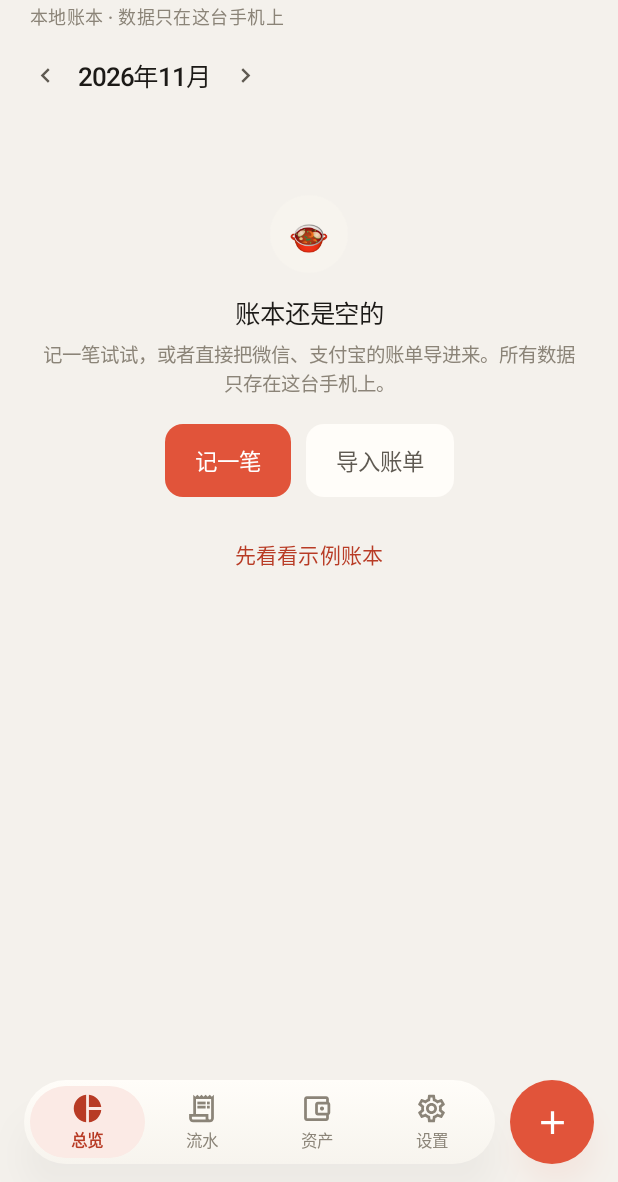
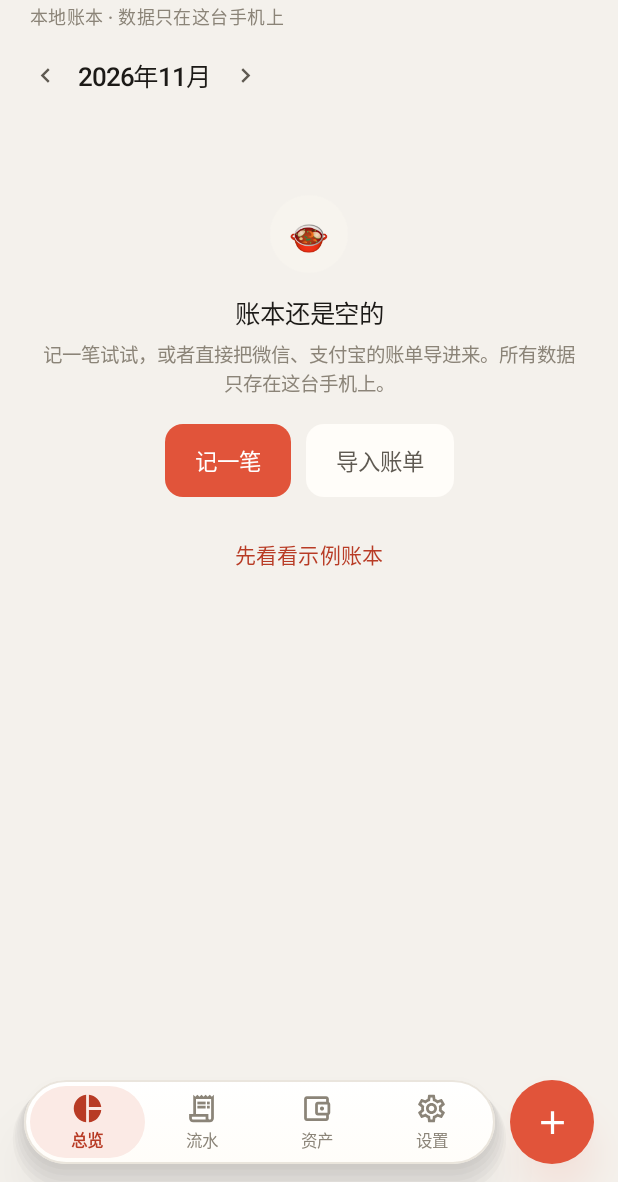
Before and after one commit to TankNee/stockpot-android, an Android app built with Jetpack Compose: the screen it shows after launch (MainActivity), on a phone screen of 412 x 824 dp, the part 54-1236 px from its top. Run offline under Robolectric (Android 15) with nearby library versions, the phone set to English and light mode, and no system bars.

Commit message:
0.8.4：底栏补上色差、描边与投影，不再融进背景
- 渐变收尾原来是 panel2，而 panel2(#F7F4EE) 几乎等于 canvas(#F4F1EC)：
  胶囊下半截和页面同色，看着像没边界。浅色改成 纯白→panel，深色 panel2→panel，
  整体比 canvas 高一档
- 系统 elevation 在米白底上太淡，补一层 drawBehind 手绘的柔和投影
  （5 层递减排布的圆角矩形，往下偏），配合 elevation 18dp、spot 26% / ambient 14%
- 加一圈 1dp 的 line 色描边（深色用 lineStrong），把轮廓勾住，避免低对比下糊成一片
- 加号投影从 10dp/35% 提到 14dp/45%

```diff
--- a/app/build.gradle.kts
+++ b/app/build.gradle.kts
@@ -23,8 +23,8 @@ android {
         applicationId = "cn.neeto.stockpot"
         minSdk = 26
         targetSdk = 35
-        versionCode = 13
-        versionName = "0.8.3"
+        versionCode = 14
+        versionName = "0.8.4"
         vectorDrawables.useSupportLibrary = true
     }
 
--- a/app/src/main/java/cn/neeto/stockpot/ui/PotRoot.kt
+++ b/app/src/main/java/cn/neeto/stockpot/ui/PotRoot.kt
@@ -17,6 +17,7 @@ import androidx.compose.animation.slideOutHorizontally
 import androidx.compose.animation.slideOutVertically
 import androidx.compose.animation.togetherWith
 import androidx.compose.foundation.background
+import androidx.compose.foundation.border
 import androidx.compose.foundation.clickable
 import androidx.compose.foundation.layout.Arrangement
 import androidx.compose.foundation.layout.Box
@@ -65,10 +66,16 @@ import androidx.compose.runtime.setValue
 import androidx.compose.ui.Alignment
 import androidx.compose.ui.Modifier
 import androidx.compose.ui.draw.clip
+import androidx.compose.ui.draw.drawBehind
 import androidx.compose.ui.graphics.graphicsLayer
 import androidx.compose.ui.draw.shadow
+import androidx.compose.ui.geometry.CornerRadius
+import androidx.compose.ui.geometry.Offset
+import androidx.compose.ui.geometry.Size
 import androidx.compose.ui.graphics.Brush
 import androidx.compose.ui.graphics.Color
+import androidx.compose.ui.graphics.drawscope.DrawScope
+import androidx.compose.ui.graphics.luminance
 import androidx.compose.ui.graphics.vector.ImageVector
 import androidx.compose.ui.unit.IntOffset
 import androidx.compose.ui.text.font.FontWeight
@@ -708,6 +715,27 @@ private val PotBarHeight = 56.dp
 private val PotBarInset = 4.dp
 private val PotBarShape = RoundedCornerShape(percent = 50)
 
+/**
+ * 手绘的柔和投影：叠几层半透明圆角矩形，越往外越淡、越往下偏。
+ * 米白底上系统 elevation 的阴影本来就淡，再被背景一压就更看不出来了，
+ * 补这一层才有「浮在内容上」的感觉。深色主题黑压黑没意义，交给填充和描边。
+ */
+private fun DrawScope.drawSoftShadow(light: Boolean) {
+    if (!light) return
+    val radius = size.height / 2f
+    // 从最大的画到最小的，小的叠上去，越靠近壳体越浓
+    for (i in 5 downTo 1) {
+        val grow = i * 1.5.dp.toPx()
+        val drop = i * 1.25.dp.toPx()
+        drawRoundRect(
+            color = Color.Black.copy(alpha = 0.022f),
+            topLeft = Offset(-grow, -grow * 0.3f + drop),
+            size = Size(size.width + grow * 2, size.height + grow * 2),
+            cornerRadius = CornerRadius(radius + grow),
+        )
+    }
+}
+
 @Composable
 private fun PotBottomBar(
     selected: String,
@@ -742,6 +770,12 @@ private fun PotBottomBar(
         animationSpec = tween(durationMillis = if (showAdd) 160 else 90),
         label = "addAlpha",
     )
+    // 胶囊要比页面底色明显亮一档才浮得起来。浅色下是纯白→panel（#FFFDF9），
+    // 深色下是 panel2→panel，都比 canvas 高一档；之前拿 panel2 收尾，
+    // 而 panel2 几乎等于 canvas，下半截就融进背景了。
+    val light = colors.canvas.luminance() > 0.5f
+    val barTop = if (light) Color.White else colors.panel2
+    val barBottom = if (light) colors.panel else colors.panel
     Row(
         modifier = modifier
             .fillMaxWidth()
@@ -753,18 +787,24 @@ private fun PotBottomBar(
             modifier = Modifier
                 .weight(1f)
                 .height(PotBarHeight)
-                // 投影画在形状外面（clip = false），壳体本身不描边，靠阴影跟页面分层
+                // 系统 elevation 在浅色底上偏淡，垫一层手绘的柔和投影把边缘拉开
+                .drawBehind { drawSoftShadow(light) }
                 .shadow(
-                    elevation = 14.dp,
+                    elevation = 18.dp,
                     shape = PotBarShape,
                     clip = false,
-                    ambientColor = Color.Black.copy(alpha = 0.10f),
-                    spotColor = Color.Black.copy(alpha = 0.18f),
+                    ambientColor = Color.Black.copy(alpha = if (light) 0.14f else 0.30f),
+                    spotColor = Color.Black.copy(alpha = if (light) 0.26f else 0.50f),
                 )
-                // 上浅下深的一点点过渡，避免一整块死白压在纸色上像另一张卡片
                 .background(
-                    Brush.verticalGradient(listOf(colors.panel, colors.panel2)),
+                    Brush.verticalGradient(listOf(barTop, barBottom)),
                     PotBarShape,
+                )
+                // 极淡的一圈边界，光靠阴影在低对比的纸上容易糊成一片
+                .border(
+                    width = 1.dp,
+                    color = if (light) colors.line.copy(alpha = 0.85f) else colors.lineStrong,
+                    shape = PotBarShape,
                 )
                 .padding(PotBarInset),
         ) {
@@ -802,11 +842,11 @@ private fun PotBottomBar(
                             scaleY = addScale
                         }
                         .shadow(
-                            elevation = 10.dp,
+                            elevation = 14.dp,
                             shape = CircleShape,
                             clip = false,
-                            ambientColor = colors.brand.copy(alpha = 0.20f),
-                            spotColor = colors.brand.copy(alpha = 0.35f),
+                            ambientColor = colors.brand.copy(alpha = 0.28f),
+                            spotColor = colors.brand.copy(alpha = 0.45f),
                         )
                         .background(colors.brand, CircleShape)
                         .clickable(onClick = onAdd),
```
